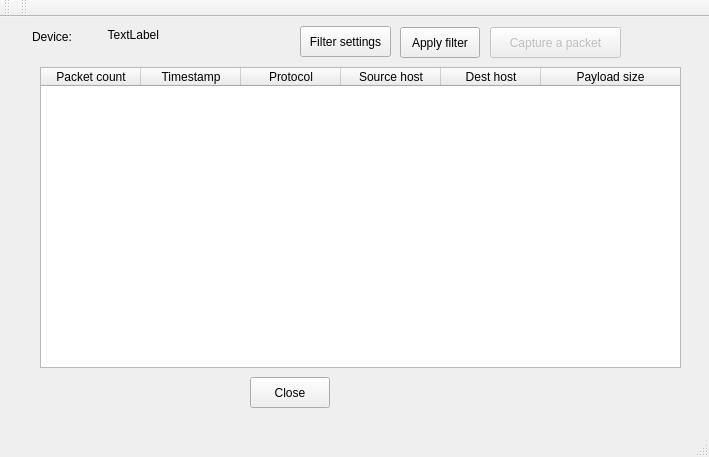
Before: the Qt Designer form mainwindow.ui in AONunan/FinalYearProject, drawn with Qt 5.
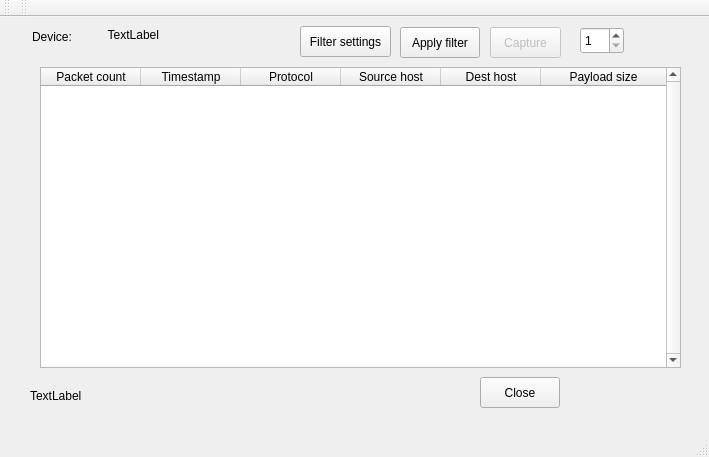
After: the same form once the commit is applied.

```diff
--- a/mainwindow.ui
+++ b/mainwindow.ui
@@ -77,12 +77,12 @@
      <rect>
       <x>490</x>
       <y>10</y>
-      <width>131</width>
+      <width>71</width>
       <height>31</height>
      </rect>
     </property>
     <property name="text">
-     <string>Capture a packet</string>
+     <string>Capture</string>
     </property>
    </widget>
    <widget class="QTableWidget" name="tableWidget_packets">
@@ -103,6 +103,9 @@
     <property name="frameShape">
      <enum>QFrame::StyledPanel</enum>
     </property>
+    <property name="verticalScrollBarPolicy">
+     <enum>Qt::ScrollBarAlwaysOn</enum>
+    </property>
     <property name="editTriggers">
      <set>QAbstractItemView::NoEditTriggers</set>
     </property>
@@ -158,7 +161,7 @@
    <widget class="QPushButton" name="button_close_handle">
     <property name="geometry">
      <rect>
-      <x>250</x>
+      <x>480</x>
       <y>360</y>
       <width>80</width>
       <height>31</height>
@@ -168,6 +171,35 @@
      <string>Close</string>
     </property>
    </widget>
+   <widget class="QLabel" name="label_app_status">
+    <property name="geometry">
+     <rect>
+      <x>30</x>
+      <y>370</y>
+      <width>201</width>
+      <height>17</height>
+     </rect>
+    </property>
+    <property name="text">
+     <string>TextLabel</string>
+    </property>
+   </widget>
+   <widget class="QSpinBox" name="spinBox_no_of_packets">
+    <property name="geometry">
+     <rect>
+      <x>580</x>
+      <y>10</y>
+      <width>44</width>
+      <height>27</height>
+     </rect>
+    </property>
+    <property name="toolTip">
+     <string>Number of packets to capture</string>
+    </property>
+    <property name="minimum">
+     <number>1</number>
+    </property>
+   </widget>
   </widget>
   <widget class="QMenuBar" name="menuBar">
    <property name="geometry">
```
Left out of the diff: 12 changed lines with no effect on the pictures.
